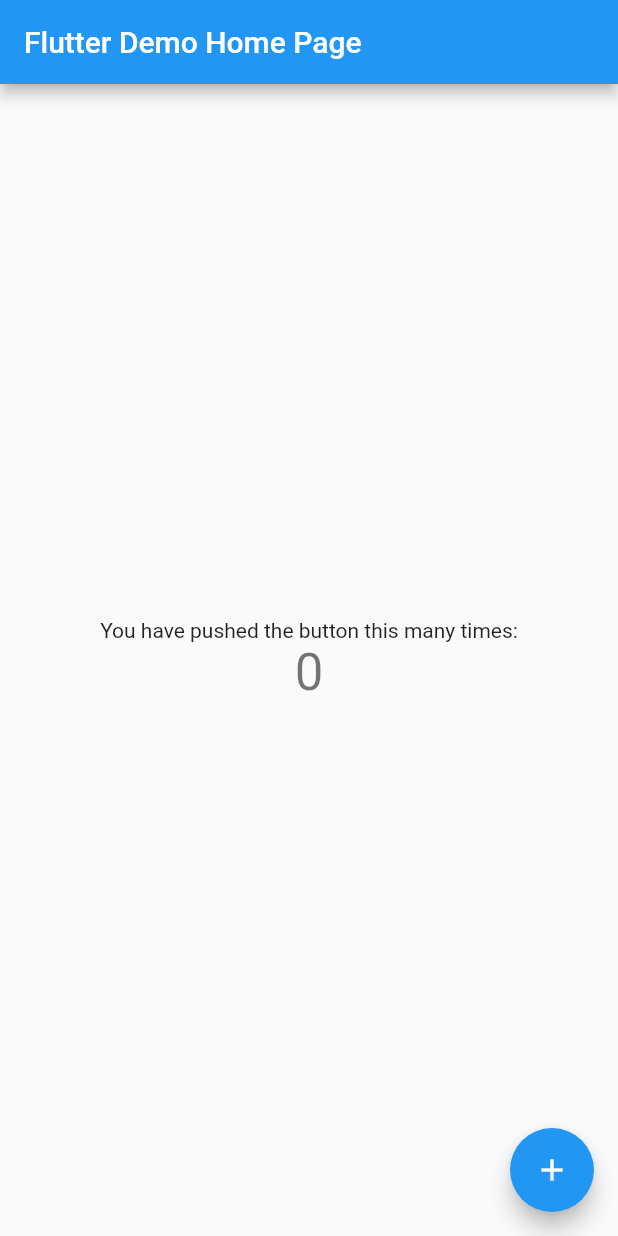
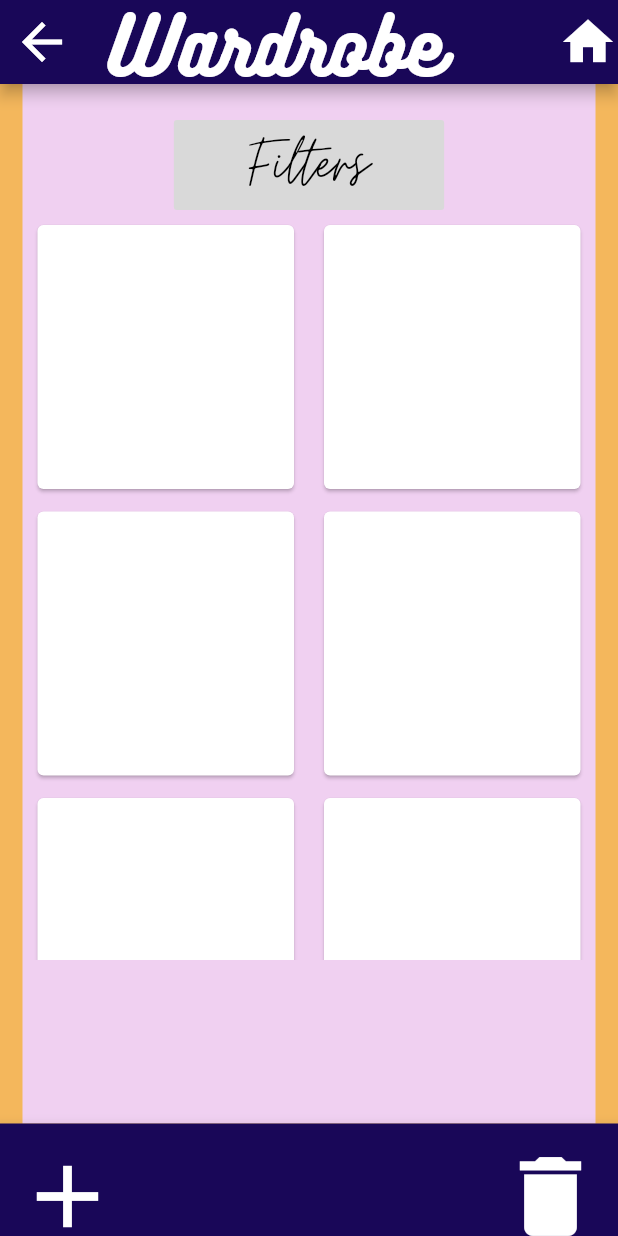
Before and after one commit to srour166/MatchyMatchy, a Flutter app: the screen it shows after launch, on a phone screen of 412 x 824 dp. Run offline on Flutter 3.47's test engine with Material 2 defaults, Android fonts, the phone set to English and light mode, and no system bars.

Commit message:
wardrobe

```diff
--- /dev/null
+++ b/lib/load_screen.dart
@@ -0,0 +1,29 @@
+import 'package:flutter/material.dart';
+
+class LoadScreen extends StatelessWidget {
+  @override
+  Widget build(BuildContext context) {
+    return MaterialApp(
+        theme: ThemeData(fontFamily: 'Bukhari'),
+        home: Scaffold(
+            body: Container(
+                decoration: BoxDecoration(
+                    image: DecorationImage(
+                        image: AssetImage("images/bg.jpg"), fit: BoxFit.cover)),
+                child: Center(
+                    child: Column(
+                        mainAxisSize: MainAxisSize.min,
+                        children: <Widget>[
+                      const RaisedButton(
+                        onPressed: null,
+                        textColor: Colors.white,
+                        child: Text('Enter...',
+                            style: TextStyle(
+                                fontFamily: 'Bukhari',
+                                fontSize: 50,
+                                color: Colors.white)),
+                        color: Colors.white,
+                      )
+                    ])))));
+  }
+}
--- a/lib/main.dart
+++ b/lib/main.dart
@@ -1,4 +1,6 @@
 import 'package:flutter/material.dart';
+import 'package:cluless1/load_screen.dart';
+import 'package:cluless1/wardrobe.dart';
 
 void main() {
   runApp(MyApp());
@@ -9,7 +11,7 @@
   @override
   Widget build(BuildContext context) {
     return MaterialApp(
-      title: 'Flutter Demo',
+      title: 'Matchy Matchy',
       theme: ThemeData(
         // This is the theme of your application.
         //
@@ -26,92 +28,7 @@
         // closer together (more dense) than on mobile platforms.
         visualDensity: VisualDensity.adaptivePlatformDensity,
       ),
-      home: MyHomePage(title: 'Flutter Demo Home Page'),
+      home: WardrobePage(),
     );
   }
 }
-
-class MyHomePage extends StatefulWidget {
-  MyHomePage({Key key, this.title}) : super(key: key);
-
-  // This widget is the home page of your application. It is stateful, meaning
-  // that it has a State object (defined below) that contains fields that affect
-  // how it looks.
-
-  // This class is the configuration for the state. It holds the values (in this
-  // case the title) provided by the parent (in this case the App widget) and
-  // used by the build method of the State. Fields in a Widget subclass are
-  // always marked "final".
-
-  final String title;
-
-  @override
-  _MyHomePageState createState() => _MyHomePageState();
-}
-
-class _MyHomePageState extends State<MyHomePage> {
-  int _counter = 0;
-
-  void _incrementCounter() {
-    setState(() {
-      // This call to setState tells the Flutter framework that something has
-      // changed in this State, which causes it to rerun the build method below
-      // so that the display can reflect the updated values. If we changed
-      // _counter without calling setState(), then the build method would not be
-      // called again, and so nothing would appear to happen.
-      _counter++;
-    });
-  }
-
-  @override
-  Widget build(BuildContext context) {
-    // This method is rerun every time setState is called, for instance as done
-    // by the _incrementCounter method above.
-    //
-    // The Flutter framework has been optimized to make rerunning build methods
-    // fast, so that you can just rebuild anything that needs updating rather
-    // than having to individually change instances of widgets.
-    return Scaffold(
-      appBar: AppBar(
-        // Here we take the value from the MyHomePage object that was created by
-        // the App.build method, and use it to set our appbar title.
-        title: Text(widget.title),
-      ),
-      body: Center(
-        // Center is a layout widget. It takes a single child and positions it
-        // in the middle of the parent.
-        child: Column(
-          // Column is also a layout widget. It takes a list of children and
-          // arranges them vertically. By default, it sizes itself to fit its
-          // children horizontally, and tries to be as tall as its parent.
-          //
-          // Invoke "debug painting" (press "p" in the console, choose the
-          // "Toggle Debug Paint" action from the Flutter Inspector in Android
-          // Studio, or the "Toggle Debug Paint" command in Visual Studio Code)
-          // to see the wireframe for each widget.
-          //
-          // Column has various properties to control how it sizes itself and
-          // how it positions its children. Here we use mainAxisAlignment to
-          // center the children vertically; the main axis here is the vertical
-          // axis because Columns are vertical (the cross axis would be
-          // horizontal).
-          mainAxisAlignment: MainAxisAlignment.center,
-          children: <Widget>[
-            Text(
-              'You have pushed the button this many times:',
-            ),
-            Text(
-              '$_counter',
-              style: Theme.of(context).textTheme.headline4,
-            ),
-          ],
-        ),
-      ),
-      floatingActionButton: FloatingActionButton(
-        onPressed: _incrementCounter,
-        tooltip: 'Increment',
-        child: Icon(Icons.add),
-      ), // This trailing comma makes auto-formatting nicer for build methods.
-    );
-  }
-}
--- /dev/null
+++ b/lib/wardrobe.dart
@@ -0,0 +1,125 @@
+import 'package:flutter/material.dart';
+
+class WardrobePage extends StatefulWidget {
+  @override
+  _WardrobePageState createState() => _WardrobePageState();
+}
+
+class _WardrobePageState extends State<WardrobePage> {
+  @override
+  Widget build(BuildContext context) {
+    return MaterialApp(
+        home: Scaffold(
+      backgroundColor: Color(0xFFf4b75c),
+      body: Container(
+          child: Column(children: <Widget>[
+            FlatButton(
+                onPressed: () => {},
+                textColor: Colors.white,
+                color: Color(0xFFd9d9d9),
+                padding: EdgeInsets.fromLTRB(50, 0, 50, 0),
+                splashColor: Colors.grey,
+                child: Text('Filters',
+                    style: TextStyle(
+                        fontFamily: 'Moontime',
+                        fontSize: 50,
+                        color: Colors.black))),
+            Container(
+                height: 500,
+                child: GridView.count(
+                    scrollDirection: Axis.vertical,
+                    crossAxisCount: 2,
+                    children: List.generate(51, (index) {
+                      return Container(
+                        child: Card(
+                          margin: EdgeInsets.fromLTRB(10.0, 10.0, 10.0, 5.0),
+                          // margin: EdgeInsets.only(
+                          //     left: 5, top: 5, right: 5, bottom: 5),
+                          color: Colors.white,
+                        ),
+                        // decoration: new BoxDecoration(
+                        //   boxShadow: [
+                        //     new BoxShadow(
+                        //       color: Colors.grey,
+                        //       blurRadius: 20.0, // soften the shadow
+                        //       spreadRadius: 1.0, //extend the shadow
+                        //       offset: Offset(
+                        //         0.0, // Move to right 10  horizontally
+                        //         5.0, // Move to bottom 10 Vertically
+                        //       ),
+                        //     ),
+                        //   ],
+                        // ),
+                      );
+                    }))),
+            // new GridView.count(
+            //     // Create a grid with 2 columns. If you change the scrollDirection to
+            //     // horizontal, this produces 2 rows.
+            //     crossAxisCount: 2,
+            //     children: List.generate(100, (index) {
+            //       return Center(
+            //           child: GridTile(
+            //               child: Text(
+            //         'Items $index',
+            //         style: Theme.of(context).textTheme.headline5,
+            //       )));
+            //     }))
+          ]),
+          alignment: Alignment.center,
+          margin: EdgeInsets.fromLTRB(15, 0, 15, 0),
+          padding: EdgeInsets.only(top: 24),
+          color: Color(0xFFf0d0f1)),
+      appBar: new AppBar(
+          backgroundColor: Color(0xFF190758),
+          title: const Text('Wardrobe',
+              style: TextStyle(
+                  fontFamily: 'Bukhari', fontSize: 50, color: Colors.white)),
+          leading: IconButton(
+            icon: Icon(choices[0].icon, color: Colors.white, size: 40),
+            onPressed: null,
+          ),
+          actions: <Widget>[
+            IconButton(
+              icon: Icon(choices[1].icon, color: Colors.white, size: 40),
+              onPressed: null,
+            )
+          ]),
+      bottomNavigationBar: BottomAppBar(
+          color: Color(0xFF190758),
+          shape: CircularNotchedRectangle(),
+          child: Container(
+              height: 75,
+              child: Row(
+                  mainAxisSize: MainAxisSize.max,
+                  mainAxisAlignment: MainAxisAlignment.spaceBetween,
+                  children: <Widget>[
+                    IconButton(
+                        iconSize: 30.0,
+                        padding: EdgeInsets.only(left: 10),
+                        icon: Icon(choices[2].icon,
+                            color: Colors.white, size: 70),
+                        onPressed: null),
+                    IconButton(
+                        iconSize: 30.0,
+                        padding: EdgeInsets.only(right: 50),
+                        icon: Icon(choices[3].icon,
+                            color: Colors.white, size: 70),
+                        onPressed: null)
+                  ]))),
+    ));
+  }
+}
+
+class Choice {
+  const Choice({this.title, this.icon});
+
+  final String title;
+  final IconData icon;
+}
+
+const List<Choice> choices = const <Choice>[
+  const Choice(title: 'back', icon: Icons.arrow_back),
+  const Choice(title: 'home', icon: Icons.home),
+  const Choice(title: 'add', icon: Icons.add),
+  const Choice(title: 'trash', icon: Icons.delete),
+];
```
Also changed, not shown: pubspec.yaml (+11 -9 lines), fonts/BukhariScript-Regular.ttf (added), fonts/MoonTime-Regular.ttf (added), images/bg.jpg (added).
